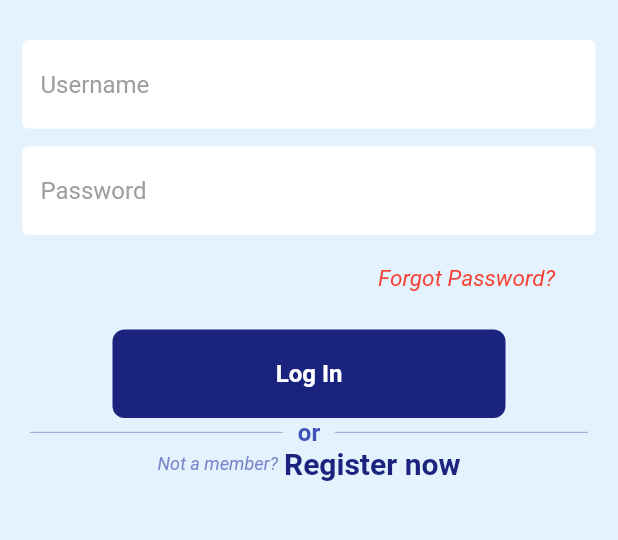
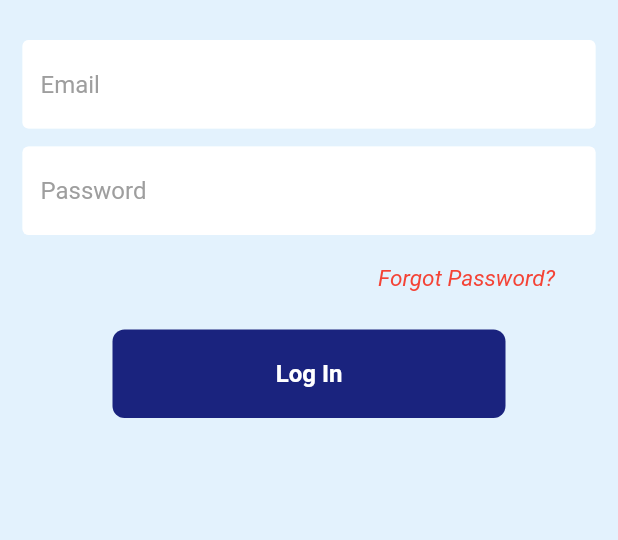
Before and after one commit to Alve-2019331050/proxy-killer, a Flutter app: the screen it shows after launch, on a phone screen of 412 x 824 dp, the part 344-884 px from its top. Run offline on Flutter 3.47's test engine with Material 2 defaults, Android fonts, the phone set to English and light mode, and no system bars; our stand-ins replace cloud_firestore, firebase_auth, firebase_core; accounts and stored records are empty.

```diff
--- a/lib/screens/home/admin/home.dart
+++ b/lib/screens/home/admin/home.dart
@@ -41,7 +41,7 @@ class _AdminHomeState extends State<AdminHome> {
         name: 'Admin'
       ),
       appBar: AppBar(
-        backgroundColor:Colors.indigo,
+        backgroundColor:Color(0xFF001a33),
         title: Text(
           '${currentPage.text}',
           style: TextStyle(
--- a/lib/screens/home/admin/manage_course.dart
+++ b/lib/screens/home/admin/manage_course.dart
@@ -33,7 +33,7 @@ class _ManageCourseState extends State<ManageCourse> {
                   child: ElevatedButton(
                       style: ElevatedButton.styleFrom(
                         side: BorderSide(width:5, color:Colors.blueGrey),
-                        backgroundColor: Colors.indigo,
+                        backgroundColor: Color(0xFF001a33),
                         elevation: 3,
                         shape: RoundedRectangleBorder(
                             borderRadius: BorderRadius.circular(30)
@@ -55,7 +55,7 @@ class _ManageCourseState extends State<ManageCourse> {
                 style: TextStyle(
                   fontSize: 18.0,
                   fontWeight: FontWeight.bold,
-                  color: Colors.indigo,
+                  color: Color(0xFF001a33),
                 ),
               ),
               SizedBox(height:10.0),
--- a/lib/screens/home/student/home.dart
+++ b/lib/screens/home/student/home.dart
@@ -54,7 +54,7 @@ class _StudentHomeState extends State<StudentHome> {
         }
       ),
       appBar: AppBar(
-        backgroundColor:Colors.indigo,
+        backgroundColor:Color(0xFF001a33),
         title: Text(
           '${currentPage.text}',
           style: TextStyle(
--- a/lib/screens/home/teacher/home.dart
+++ b/lib/screens/home/teacher/home.dart
@@ -34,6 +34,7 @@ class _TeacherHomeState extends State<TeacherHome> {
     String? uid = FirebaseAuth.instance.currentUser?.uid;
 
     return Scaffold(
+      backgroundColor: Colors.blue[50],
       drawer: StreamBuilder(
           stream: FirebaseFirestore.instance.collection('users')
               .doc(uid).snapshots(),
@@ -56,7 +57,7 @@ class _TeacherHomeState extends State<TeacherHome> {
           }
       ),
       appBar: AppBar(
-        backgroundColor:Colors.indigo,
+        backgroundColor:Color(0xFF001a33),
         title: Text(
           '${currentPage.text}',
           style: TextStyle(
--- a/lib/screens/login_page.dart
+++ b/lib/screens/login_page.dart
@@ -140,6 +140,7 @@ class _LoginPageState extends State<LoginPage> {
     return Scaffold(
       backgroundColor: Colors.blue[50],
       body: SafeArea(
+        child: SingleChildScrollView(
           child: Center(
             child: Column(children: [
               const SizedBox(height: 50),
@@ -165,7 +166,7 @@ class _LoginPageState extends State<LoginPage> {
 
               //username textfield
               MyTextField(
-              hintText: "Username",
+                hintText: "Email",
                 controller: emailController,
                 obscureText: false,
               ),
@@ -199,55 +200,8 @@ class _LoginPageState extends State<LoginPage> {
                 buttonText: 'Log In',
                 onTap: logUserIn,
               ),
-            //or
-            Padding(
-              padding: const EdgeInsets.symmetric(horizontal: 20.0),
-              child: Row(
-                children: [
-                  Expanded(
-                      child: Divider(
-                    thickness: 0.5,
-                    color: Colors.indigo[300],
-                  )),
-                  const Padding(
-                    padding: EdgeInsets.symmetric(horizontal: 10.0),
-                    child: Text(
-                      'or',
-                      style: TextStyle(
-                          color: Colors.indigo,
-                          fontWeight: FontWeight.bold,
-                          fontSize: 16),
+            ]),
           ),
-                  ),
-                  Expanded(
-                      child: Divider(
-                    thickness: 0.5,
-                    color: Colors.indigo[300],
-                  )),
-                ],
-              ),
-            ),
-            //register
-            Row(
-              mainAxisAlignment: MainAxisAlignment.center,
-              children: [
-                Text('Not a member?',
-                    style: TextStyle(
-                      color: Colors.indigo[300],
-                      fontStyle: FontStyle.italic,
-                      fontSize: 12,
-                    )),
-                const SizedBox(width: 4),
-                Text(
-                  'Register now',
-                  style: TextStyle(
-                      color: Colors.indigo[900],
-                      fontSize: 20,
-                      fontWeight: FontWeight.bold),
-                ),
-              ],
-            ),
-          ]),
         ),
       ),
     );
--- a/lib/screens/models/courseCard.dart
+++ b/lib/screens/models/courseCard.dart
@@ -41,7 +41,7 @@ class _CourseCardState extends State<CourseCard> {
       width:175,
       height:175,
       decoration: BoxDecoration(
-        color: Colors.indigo,
+        color: Color(0xFF001a33),
         borderRadius: BorderRadius.circular(15),
         // ignore: prefer_const_literals_to_create_immutables
         boxShadow: [
--- a/lib/screens/shared/bottomSheet.dart
+++ b/lib/screens/shared/bottomSheet.dart
@@ -38,7 +38,7 @@ class _createBottomSheetState extends State<createBottomSheet> {
           child: Text(
               value,
               style: TextStyle(
-                color:Colors.indigo,
+                color:Color(0xFF001a33),
                 fontWeight: FontWeight.bold,
                 fontSize: 19.0,
               ),
@@ -74,7 +74,7 @@ class _createBottomSheetState extends State<createBottomSheet> {
                 style: TextStyle(
                   fontSize: 22.0,
                   fontWeight: FontWeight.bold,
-                  color: Colors.indigo,
+                  color: Color(0xFF001a33),
                 ),
               ),
               SizedBox(height:30.0),
@@ -93,7 +93,7 @@ class _createBottomSheetState extends State<createBottomSheet> {
               ElevatedButton(
                   style: ElevatedButton.styleFrom(
                     side: BorderSide(width:3, color:Colors.blueGrey),
-                    backgroundColor: Colors.indigo,
+                    backgroundColor: Color(0xFF001a33),
                     elevation: 3,
                     shape: RoundedRectangleBorder(
                         borderRadius: BorderRadius.circular(20)
--- a/lib/screens/shared/drawer.dart
+++ b/lib/screens/shared/drawer.dart
@@ -22,7 +22,7 @@ class _HelperDrawerState extends State<HelperDrawer> {
         children: [
           DrawerHeader(
             decoration: BoxDecoration(
-              color:Colors.indigo
+              color:Color(0xFF001a33)
             ),
             child: Padding(
               padding: const EdgeInsets.only(top:15.0),
```
Also changed, not shown: lib/screens/home/admin/create_course.dart (+5 -5 lines), lib/screens/home/teacher/dashboard.dart (+16 -7 lines), lib/screens/home/teacher/start_class.dart (+87 -10 lines), lib/screens/home_page.dart (deleted, +0 -29 lines). Lines whose indentation alone changed are shown as unchanged.
